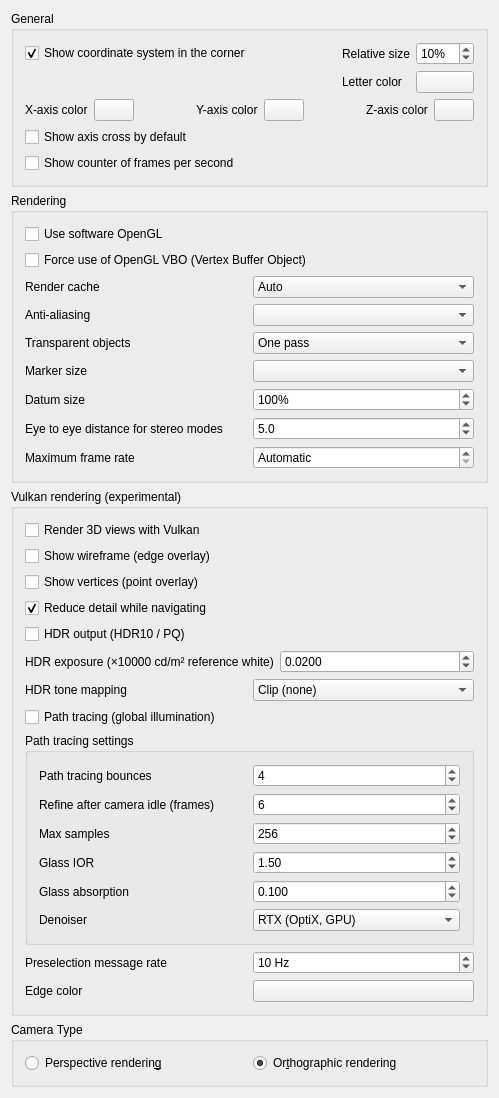
This is src/Gui/PreferencePages/DlgSettings3DView.ui in brianmk/FreeCAD-vulkan as Qt 5 draws it before an edit. The edited form follows.
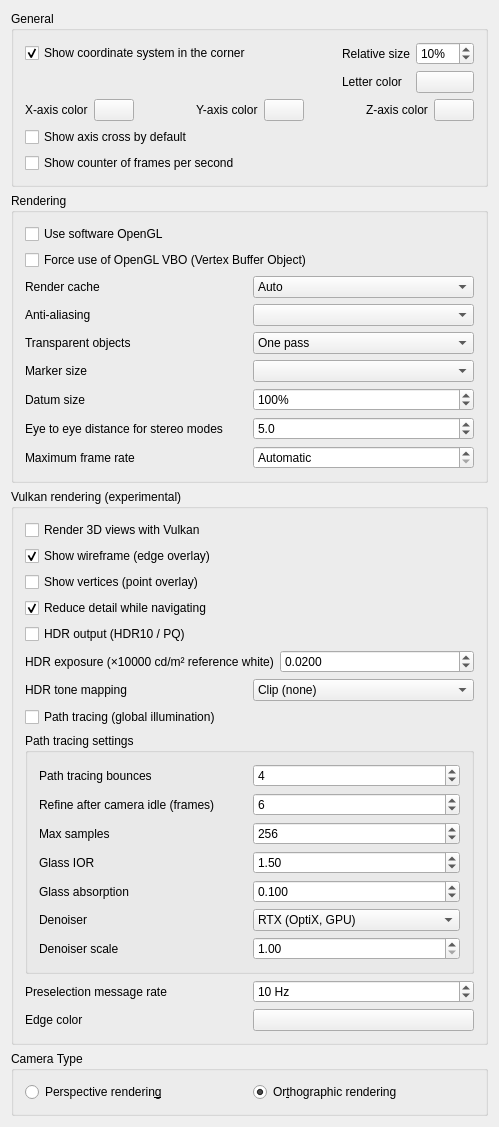
This is the edited form. Custom widgets are drawn as their Qt base class.

Commit message: Gui/Vulkan: finish the edge-overlay rename, fix display prefs, drop dead code

```diff
--- a/src/Gui/PreferencePages/DlgSettings3DView.ui
+++ b/src/Gui/PreferencePages/DlgSettings3DView.ui
@@ -618,6 +618,9 @@
         <property name="text">
          <string>Show wireframe (edge overlay)</string>
         </property>
+        <property name="checked">
+         <bool>true</bool>
+        </property>
         <property name="prefEntry" stdset="0">
          <cstring>VulkanWireframe</cstring>
         </property>
@@ -1009,6 +1012,48 @@
          </item>
          </layout>
         </item>
+         <item>
+          <layout class="QHBoxLayout" name="horizontalLayoutVulkanDenoiserScale">
+           <item>
+            <widget class="QLabel" name="labelVulkanDenoiserScale">
+             <property name="text">
+              <string>Denoiser scale</string>
+             </property>
+             <property name="toolTip">
+              <string>Host-side denoiser upscale factor (1.0-8.0, default 1.0).  A factor greater than 1 runs the denoiser at reduced internal resolution and upscales the result, trading detail for a faster path-tracing preview.</string>
+             </property>
+            </widget>
+           </item>
+           <item>
+            <widget class="Gui::PrefDoubleSpinBox" name="DoubleSpinBox_VulkanDenoiserScale">
+             <property name="toolTip">
+              <string>Host-side denoiser upscale factor (1.0-8.0, default 1.0).  A factor greater than 1 runs the denoiser at reduced internal resolution and upscales the result, trading detail for a faster path-tracing preview.</string>
+             </property>
+             <property name="decimals">
+              <number>2</number>
+             </property>
+             <property name="minimum">
+              <double>1.000000000000000</double>
+             </property>
+             <property name="maximum">
+              <double>8.000000000000000</double>
+             </property>
+             <property name="singleStep">
+              <double>0.100000000000000</double>
+             </property>
+             <property name="value">
+              <double>1.000000000000000</double>
+             </property>
+             <property name="prefEntry" stdset="0">
+              <cstring>VulkanPathTracingDenoiserScale</cstring>
+             </property>
+             <property name="prefPath" stdset="0">
+              <cstring>View</cstring>
+             </property>
+            </widget>
+           </item>
+          </layout>
+         </item>
            </layout>
           </widget>
          </item>
```
Lines whose indentation alone changed are shown as unchanged. The commit also changes 17 other files.
